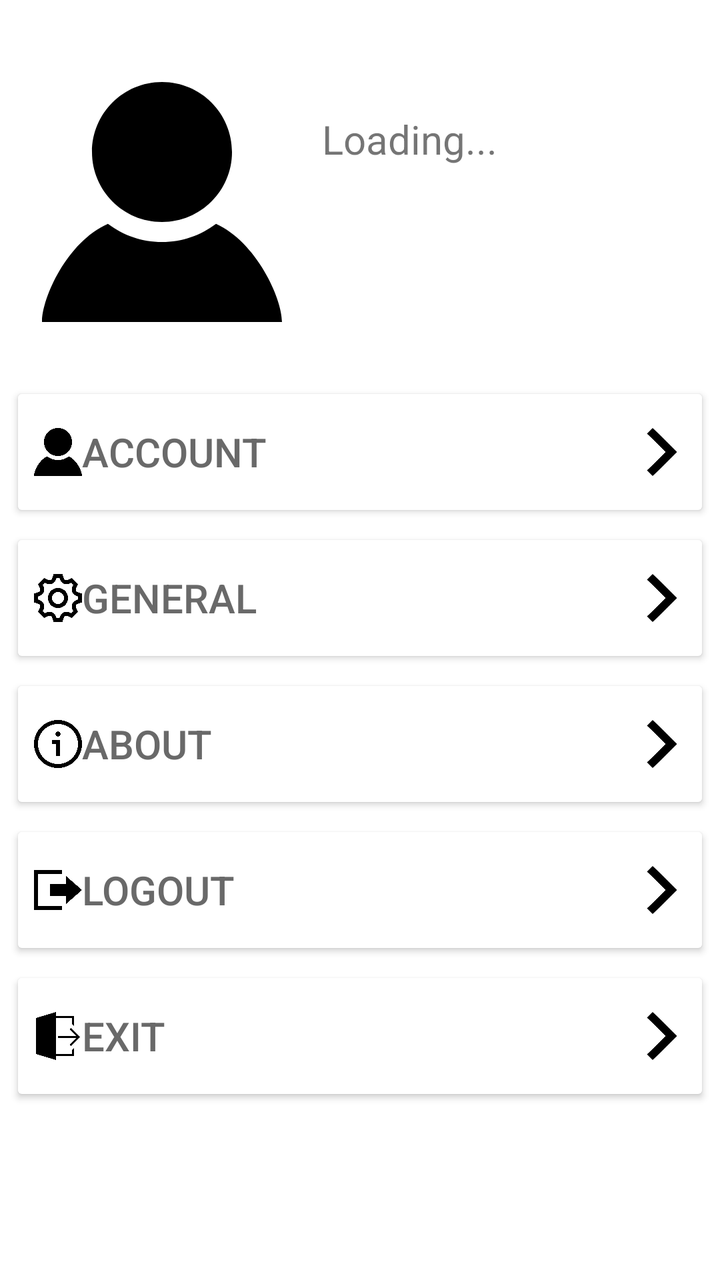
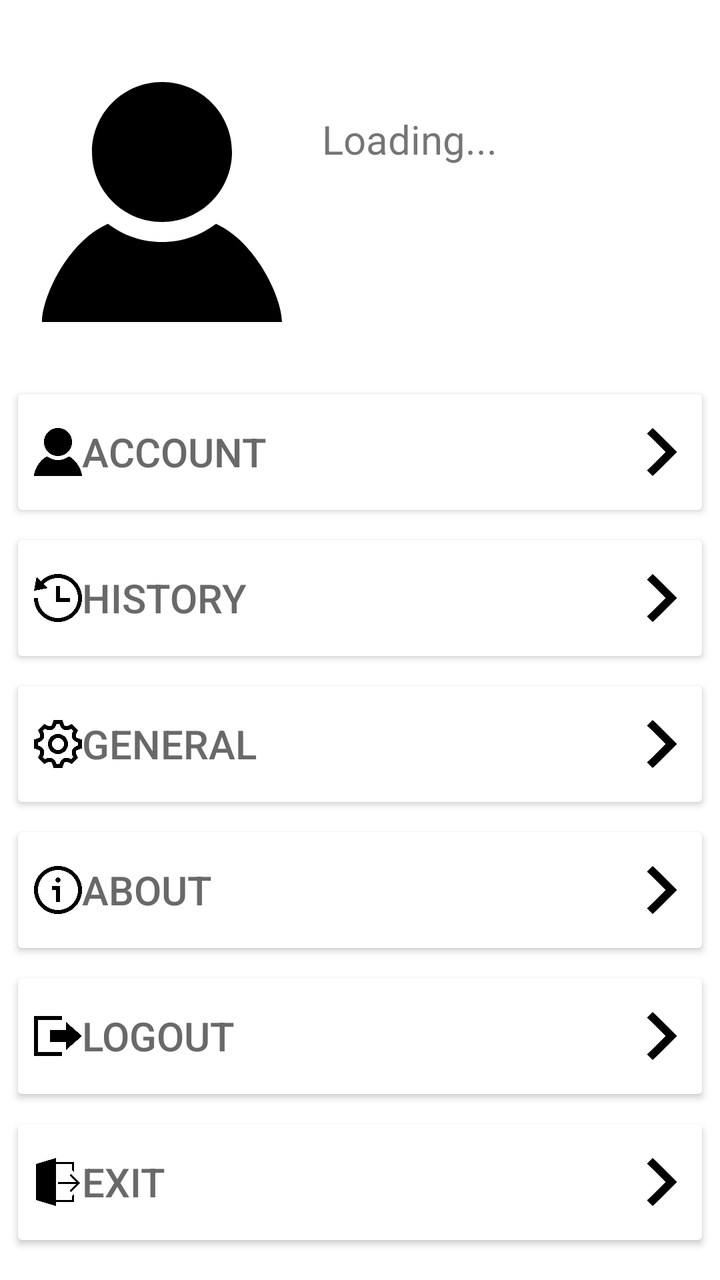

The first picture is an Android layout as it rendered before a commit; the second is the same layout after the commit. The layout source and the unified diff follow.
<!-- AndroidManifest.xml: application theme Theme.Front2 -->
<!-- res/layout/fragment_user.xml -->
<?xml version="1.0" encoding="utf-8"?>
<FrameLayout xmlns:android="http://schemas.android.com/apk/res/android"
    xmlns:app="http://schemas.android.com/apk/res-auto"
    xmlns:tools="http://schemas.android.com/tools"
    android:layout_width="match_parent"
    android:layout_height="match_parent"
    tools:context=".home.user.UserFragment">

    <androidx.constraintlayout.widget.ConstraintLayout
        android:layout_width="match_parent"
        android:layout_height="wrap_content"
        android:padding="5dp">

        <androidx.constraintlayout.widget.ConstraintLayout
            android:id="@+id/user_header_container"
            android:layout_width="match_parent"
            android:layout_height="wrap_content"
            app:layout_constraintEnd_toEndOf="parent"
            app:layout_constraintStart_toStartOf="parent"
            app:layout_constraintTop_toTopOf="parent">

            <ImageView
                android:id="@+id/user_userIcon"
                android:layout_width="120dp"
                android:layout_height="120dp"
                android:layout_marginStart="16dp"
                android:layout_marginTop="36dp"

                app:layout_constraintStart_toStartOf="parent"
                app:layout_constraintTop_toTopOf="parent"
                app:srcCompat="@drawable/account_icon" />


            <TextView
                android:id="@+id/user_name"
                android:layout_width="192dp"
                android:layout_height="54dp"
                android:layout_marginStart="20dp"
                android:text="Loading..."
                android:textSize="20dp"
                app:layout_constraintBottom_toBottomOf="parent"
                app:layout_constraintStart_toEndOf="@+id/user_userIcon"
                app:layout_constraintTop_toTopOf="parent" />
        </androidx.constraintlayout.widget.ConstraintLayout>

        <ScrollView
            android:layout_width="match_parent"
            android:layout_height="wrap_content"
            android:paddingTop="30dp"
            app:layout_constraintEnd_toEndOf="parent"
            app:layout_constraintStart_toStartOf="parent"
            app:layout_constraintTop_toBottomOf="@+id/user_header_container">

            <LinearLayout
                android:layout_width="match_parent"
                android:layout_height="match_parent"
                android:orientation="vertical">
                <Button
                    android:id="@+id/user_account"
                    style="@style/user_button_style"
                    android:text="@string/user_item1"
                    android:drawableLeft="@drawable/account_icon"
                    android:drawableRight="@drawable/next_icon" />


                <View
                    android:layout_width="match_parent"
                    android:layout_height="3dp" />

                <Button
                    android:id="@+id/user_settings"
                    style="@style/user_button_style"
                    android:text="@string/user_item3"
                    android:drawableLeft="@drawable/settings_icon"
                    android:drawableRight="@drawable/next_icon" />

                <View
                    android:layout_width="match_parent"
                    android:layout_height="3dp" />

                <Button
                    android:id="@+id/user_about"
                    style="@style/user_button_style"
                    android:text="@string/user_item2"
                    android:drawableLeft="@drawable/about_icon"
                    android:drawableRight="@drawable/next_icon" />

                <View
                    android:layout_width="match_parent"
                    android:layout_height="3dp" />

                <Button
                    android:id="@+id/user_logout"
                    style="@style/user_button_style"
                    android:text="@string/user_item4"
                    android:onClick="logoutUser"
                    android:drawableLeft="@drawable/logout_icon"
                    android:drawableRight="@drawable/next_icon" />

                <View
                    android:layout_width="match_parent"
                    android:layout_height="3dp" />

                <Button
                    android:id="@+id/user_exitApp"
                    style="@style/user_button_style"
                    android:text="@string/user_item5"
                    android:onClick="exitApp"
                    android:drawableLeft="@drawable/exit_icon"
                    android:drawableRight="@drawable/next_icon" />
            </LinearLayout>
        </ScrollView>

    </androidx.constraintlayout.widget.ConstraintLayout>


</FrameLayout>
<!-- resources referenced by this layout -->
<resources>
  <!-- drawable account_icon (drawable) -->
  <vector xmlns:android="http://schemas.android.com/apk/res/android"
      android:width="24dp"
      android:height="24dp"
      android:viewportWidth="24"
      android:viewportHeight="24">
    <path
        android:fillColor="#FF000000"
        android:pathData="M19,7.001c0,3.865 -3.134,7 -7,7s-7,-3.135 -7,-7c0,-3.867 3.134,-7.001 7,-7.001s7,3.134 7,7.001zM17.402,14.181c-1.506,1.137 -3.374,1.82 -5.402,1.82 -2.03,0 -3.899,-0.685 -5.407,-1.822 -4.072,1.793 -6.593,7.376 -6.593,9.821h24c0,-2.423 -2.6,-8.006 -6.598,-9.819z"/>
  </vector>
  <!-- drawable exit_icon (drawable) -->
  <vector xmlns:android="http://schemas.android.com/apk/res/android"
      android:width="24dp"
      android:height="24dp"
      android:viewportWidth="24"
      android:viewportHeight="24">
    <path
        android:fillColor="#FF000000"
        android:pathData="M11,21h8v-2l1,-1v4h-9v2l-10,-3v-18l10,-3v2h9v5l-1,-1v-3h-8v18zM21.053,12l-3.293,-3.293 0.707,-0.707 4.5,4.5 -4.5,4.5 -0.707,-0.707 3.293,-3.293h-9.053v-1h9.053z"
        android:fillType="evenOdd"/>
  </vector>
  <!-- drawable logout_icon (drawable) -->
  <vector xmlns:android="http://schemas.android.com/apk/res/android"
      android:width="24dp"
      android:height="24dp"
      android:viewportWidth="24"
      android:viewportHeight="24">
    <path
        android:fillColor="#FF000000"
        android:pathData="M16,9v-4l8,7 -8,7v-4h-8v-6h8zM0,2v20h14v-2h-12v-16h12v-2h-14z"/>
  </vector>
  <!-- drawable next_icon (drawable) -->
  <vector xmlns:android="http://schemas.android.com/apk/res/android"
      android:width="24dp"
      android:height="24dp"
      android:viewportWidth="24"
      android:viewportHeight="24">
    <path
        android:fillColor="#FF000000"
        android:pathData="M7.33,24l-2.83,-2.829 9.339,-9.175 -9.339,-9.167 2.83,-2.829 12.17,11.996z"/>
  </vector>
  <string name="user_item1">Account</string>
  <string name="user_item2">About</string>
  <string name="user_item3">General</string>
  <string name="user_item4">Logout</string>
  <string name="user_item5">Exit</string>
  <style name="user_button_style">
          <item name="android:layout_width">match_parent</item>
          <item name="android:layout_height">70dp</item>
          <item name="android:textSize">20dp</item>
          <item name="android:textColor">@color/DimGrey</item>
          <item name="android:gravity">center|left</item>
          <item name="android:backgroundTint">@color/white</item>
          <item name="android:foreground">?android:attr/selectableItemBackground</item>
      </style>
  <color name="DimGrey">#696969</color>
  <color name="white">#FFFFFFFF</color>
  <color name="royalBlue">#4169E1</color>
  <color name="lightSkyBlue">#87CEFA</color>
  <color name="deepSkyBlue1">#00BFFF</color>
  <color name="deepSkyBlue3">#009ACD</color>
  <color name="WhiteSmoke">#F5F5F5</color>
  <!-- unchanged entries left out for length: 3 -->
</resources>

<!-- the commit's change to res/layout/fragment_user.xml (unified diff, before → after) -->
@@ -62,6 +62,16 @@
                     android:drawableLeft="@drawable/account_icon"
                     android:drawableRight="@drawable/next_icon" />
 
+                <View
+                    android:layout_width="match_parent"
+                    android:layout_height="3dp" />
+
+                <Button
+                    android:id="@+id/history_button"
+                    android:text="@string/user_item6"
+                    style="@style/user_button_style"
+                    android:drawableLeft="@drawable/history_icon"
+                    android:drawableRight="@drawable/next_icon" />
 
                 <View
                     android:layout_width="match_parent"
<!-- resource entries referenced after the edit -->
@@ -20,6 +20,16 @@
         android:fillColor="#FF000000"
         android:pathData="M11,21h8v-2l1,-1v4h-9v2l-10,-3v-18l10,-3v2h9v5l-1,-1v-3h-8v18zM21.053,12l-3.293,-3.293 0.707,-0.707 4.5,4.5 -4.5,4.5 -0.707,-0.707 3.293,-3.293h-9.053v-1h9.053z"
         android:fillType="evenOdd"/>
+  </vector>
+  <!-- drawable history_icon (drawable) -->
+  <vector xmlns:android="http://schemas.android.com/apk/res/android"
+      android:width="24dp"
+      android:height="24dp"
+      android:viewportWidth="24"
+      android:viewportHeight="24">
+    <path
+        android:fillColor="#FF000000"
+        android:pathData="M24,12c0,6.627 -5.373,12 -12,12s-12,-5.373 -12,-12h2c0,5.514 4.486,10 10,10s10,-4.486 10,-10 -4.486,-10 -10,-10c-2.777,0 -5.287,1.141 -7.099,2.977l2.061,2.061 -6.962,1.354 1.305,-7.013 2.179,2.18c2.172,-2.196 5.182,-3.559 8.516,-3.559 6.627,0 12,5.373 12,12zM11,6v8h7v-2h-5v-6h-2z"/>
   </vector>
   <!-- drawable logout_icon (drawable) -->
   <vector xmlns:android="http://schemas.android.com/apk/res/android"
@@ -46,6 +56,7 @@
   <string name="user_item3">General</string>
   <string name="user_item4">Logout</string>
   <string name="user_item5">Exit</string>
+  <string name="user_item6">History</string>
   <style name="user_button_style">
           <item name="android:layout_width">match_parent</item>
           <item name="android:layout_height">70dp</item>
